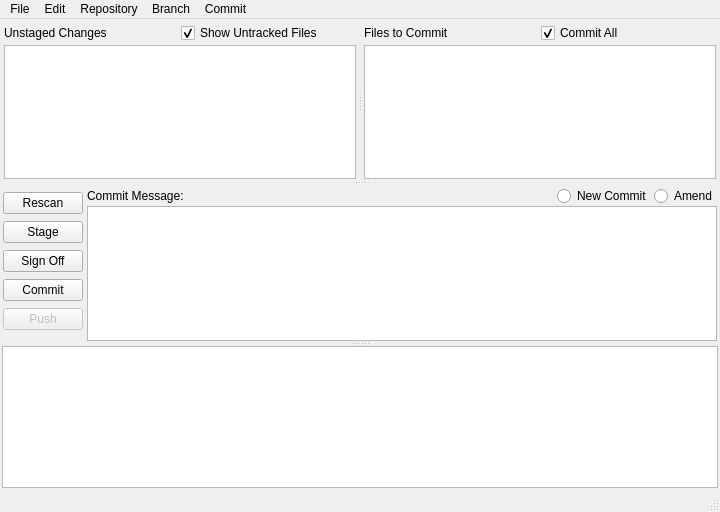
Before: the Qt Designer form ui/Window.ui in git-cola/git-cola, drawn with Qt 5.
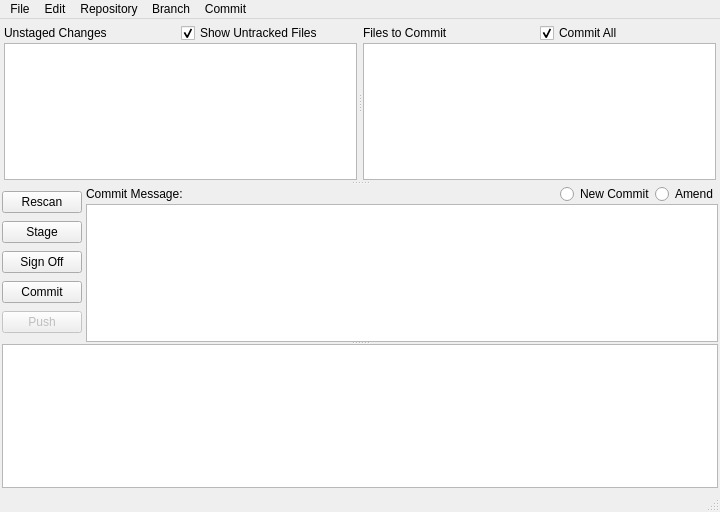
After: the same form once the commit is applied.

What changed in the file:
```diff
--- a/ui/Window.ui
+++ b/ui/Window.ui
@@ -20,18 +20,33 @@
       <property name="orientation" >
        <enum>Qt::Vertical</enum>
       </property>
+      <property name="handleWidth" >
+       <number>2</number>
+      </property>
       <widget class="QSplitter" name="splitter_2" >
        <property name="orientation" >
         <enum>Qt::Vertical</enum>
        </property>
+       <property name="handleWidth" >
+        <number>2</number>
+       </property>
        <widget class="QSplitter" name="splitter" >
         <property name="orientation" >
          <enum>Qt::Horizontal</enum>
         </property>
-        <widget class="QWidget" name="layoutWidget" >
+        <property name="handleWidth" >
+         <number>2</number>
+        </property>
+        <widget class="QWidget" name="" >
          <layout class="QVBoxLayout" >
+          <property name="spacing" >
+           <number>0</number>
+          </property>
           <item>
            <layout class="QHBoxLayout" >
+            <property name="spacing" >
+             <number>0</number>
+            </property>
             <item>
              <widget class="QLabel" name="label_3" >
               <property name="text" >
@@ -88,10 +103,16 @@
           </item>
          </layout>
         </widget>
-        <widget class="QWidget" name="layoutWidget" >
+        <widget class="QWidget" name="" >
          <layout class="QVBoxLayout" >
+          <property name="spacing" >
+           <number>0</number>
+          </property>
           <item>
            <layout class="QHBoxLayout" >
+            <property name="spacing" >
+             <number>0</number>
+            </property>
             <item>
              <widget class="QLabel" name="label_2" >
               <property name="text" >
@@ -147,16 +168,16 @@
           <number>0</number>
          </property>
          <property name="leftMargin" >
-          <number>1</number>
+          <number>0</number>
          </property>
          <property name="topMargin" >
-          <number>1</number>
+          <number>0</number>
          </property>
          <property name="rightMargin" >
-          <number>1</number>
+          <number>0</number>
          </property>
          <property name="bottomMargin" >
-          <number>1</number>
+          <number>0</number>
          </property>
          <item>
           <layout class="QVBoxLayout" >
@@ -233,6 +254,9 @@
            </property>
            <item>
             <layout class="QHBoxLayout" >
+             <property name="spacing" >
+              <number>0</number>
+             </property>
              <item>
               <widget class="QLabel" name="label" >
                <property name="text" >
```
